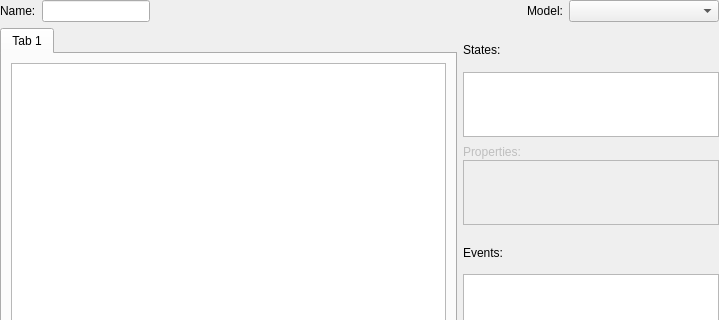
Old version of the form Editor/CustomWidgets/panelobject.ui in the repository RPG-Paper-Maker/RPG-Paper-Maker; both pictures show x 0 to 719 and y 0 to 320 of the 719 by 639 pixel window.
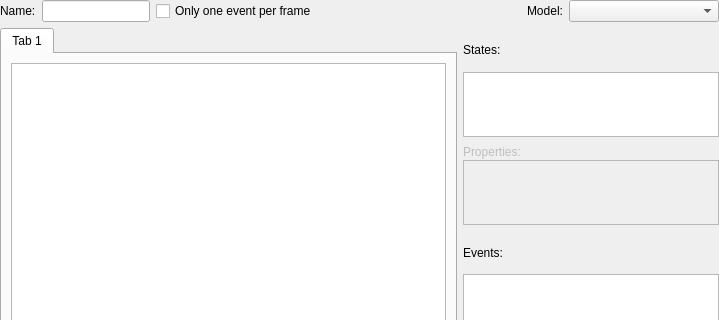
New version of the form. Custom widgets are drawn as their Qt base class.

Commit message: Object option ignore the other received events when at least one is triggered

```diff
--- a/Editor/CustomWidgets/panelobject.ui
+++ b/Editor/CustomWidgets/panelobject.ui
@@ -29,7 +29,7 @@
    <item row="0" column="0">
     <layout class="QVBoxLayout" name="verticalLayout_6">
      <item>
-      <layout class="QHBoxLayout" name="horizontalLayout" stretch="0,0,1,0,0">
+      <layout class="QHBoxLayout" name="horizontalLayout" stretch="0,0,0,1,0,0">
        <item>
         <widget class="QLabel" name="labelName">
          <property name="text">
@@ -40,6 +40,13 @@
        <item>
         <widget class="QLineEdit" name="lineEditName"/>
        </item>
+       <item>
+        <widget class="QCheckBox" name="checkBoxOneEventPerFrame">
+         <property name="text">
+          <string>Only one event per frame</string>
+         </property>
+        </widget>
+       </item>
        <item>
         <spacer name="horizontalSpacer">
          <property name="orientation">
```
The commit also changes 6 other files.
